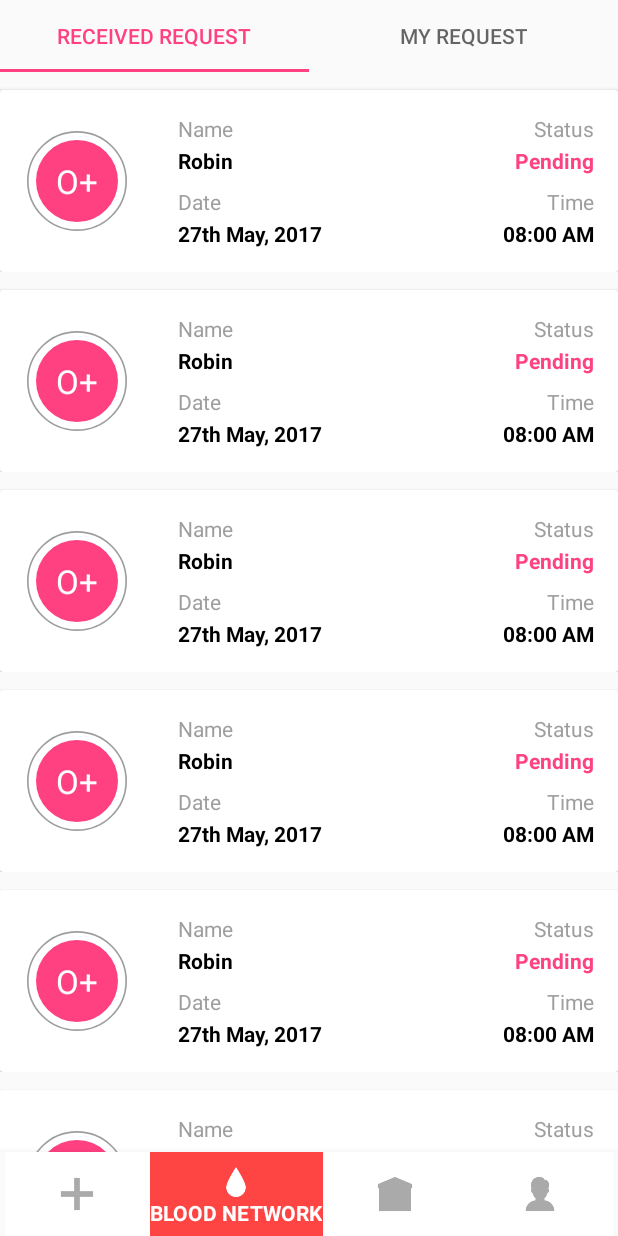
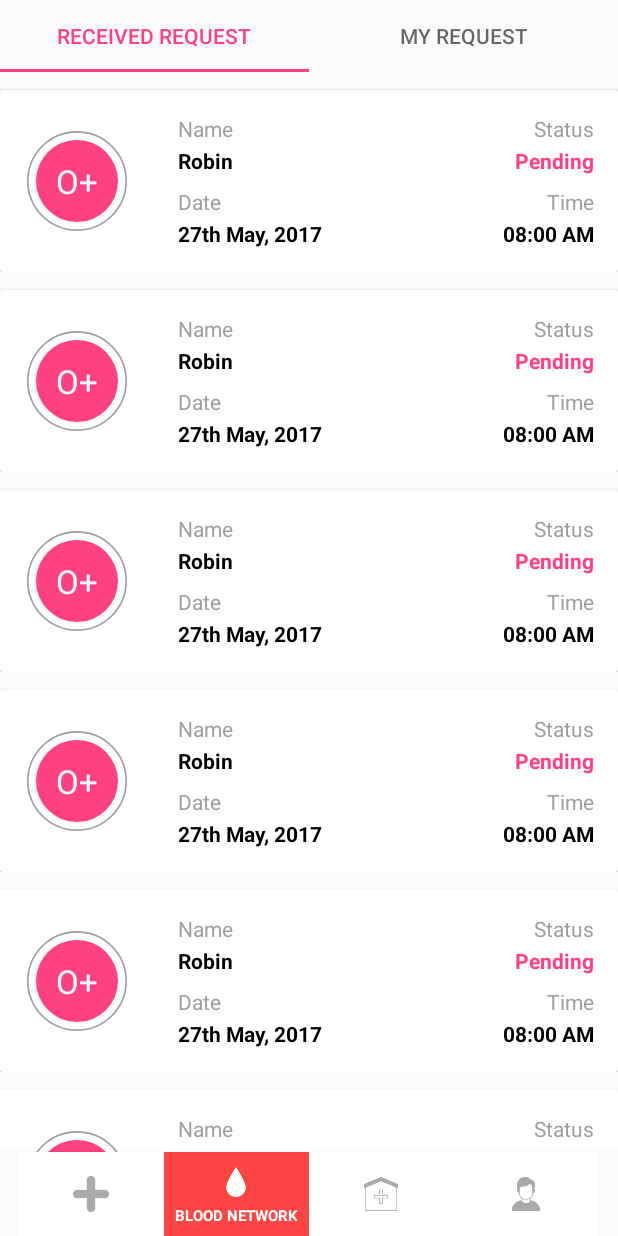
Before and after one commit to Ashu-Y/FirstAid, an Android app: the MainActivity screen opened directly, with no data from a screen before it, item 2 of the bottom bar chosen, on a phone screen of 412 x 824 dp. Run offline under Robolectric (Android 15) with nearby library versions, the phone set to English and light mode, and no system bars; our stand-ins replace CircleImageView.

Commit message:
Modified bottom icons

```diff
--- a/app/src/main/java/com/practice/android/firstaid/Activities/MainActivity.java
+++ b/app/src/main/java/com/practice/android/firstaid/Activities/MainActivity.java
@@ -28,6 +28,7 @@ public class MainActivity extends AppCompatActivity {
     private BottomNavigationView.OnNavigationItemSelectedListener mOnNavigationItemSelectedListener
             = new BottomNavigationView.OnNavigationItemSelectedListener() {
 
+
         @Override
         public boolean onNavigationItemSelected(@NonNull MenuItem item) {
 
@@ -35,20 +36,32 @@ public class MainActivity extends AppCompatActivity {
 
             switch (item.getItemId()) {
                 case R.id.navigation_firstAid:
+
+                    item.setIcon(R.drawable.menu_first_aid2);
+
                     mToolbar.setTitle(R.string.tool_first_aid);
                         selectedFragment = FirstAidFragment.newInstance();
                     break;
                 case R.id.navigation_bloodNetwork:
+
+                    item.setIcon(R.drawable.menu_blood_net2);
+
                     mToolbar.setTitle(R.string.tool_blood_network);
                     pid = R.id.navigation_bloodNetwork;
                     selectedFragment = BloodNetworkFragment.newInstance();
                     break;
                 case R.id.navigation_searchHospital:
+
+                    item.setIcon(R.drawable.menu_hospital2);
+
                     mToolbar.setTitle(R.string.tool_search_hospital);
                     pid = R.id.navigation_searchHospital;
                     selectedFragment = null;
                     return true;
                 case R.id.navigation_profile:
+
+                    item.setIcon(R.drawable.menu_profile2);
+
                     mToolbar.setTitle(R.string.tool_profile);
                     pid = R.id.navigation_profile;
                     selectedFragment = ProfileFragment.newInstance();
--- a/app/src/main/java/com/practice/android/firstaid/Activities/UserDetails.java
+++ b/app/src/main/java/com/practice/android/firstaid/Activities/UserDetails.java
@@ -85,6 +85,8 @@ public class UserDetails extends AppCompatActivity implements OnConnectionFailed
                 .build();
 
         mDatabase1 = FirebaseDatabase.getInstance().getReference("userinfo");
+
+
 
 
 
--- a/app/src/main/res/layout/activity_main.xml
+++ b/app/src/main/res/layout/activity_main.xml
@@ -33,6 +33,7 @@
         android:layout_gravity="bottom"
         android:background="?android:attr/windowBackground"
         app:itemBackground="@drawable/item_bg"
+        app:itemTextAppearance="@style/NavigationViewOwnStyle"
         app:itemIconTint="@drawable/bottom"
         app:itemTextColor="@drawable/bottom"
         app:menu="@menu/navigation"
--- a/app/src/main/res/menu/navigation.xml
+++ b/app/src/main/res/menu/navigation.xml
@@ -3,22 +3,22 @@
 
     <item
         android:id="@+id/navigation_firstAid"
-        android:icon="@drawable/plus"
+        android:icon="@drawable/menu_first_aid1"
         android:title="@string/first_aid"/>
 
     <item
         android:id="@+id/navigation_bloodNetwork"
-        android:icon="@drawable/blood_network"
+        android:icon="@drawable/menu_blood_net1"
         android:title="@string/blood_network"/>
 
     <item
         android:id="@+id/navigation_searchHospital"
-        android:icon="@drawable/search_hospital"
+        android:icon="@drawable/menu_hospital1"
         android:title="@string/search_hospital"/>
 
     <item
         android:id="@+id/navigation_profile"
-        android:icon="@drawable/profile"
+        android:icon="@drawable/menu_profile1"
         android:title="@string/profile"/>
 
 </menu>
--- a/app/src/main/res/values/dimens.xml
+++ b/app/src/main/res/values/dimens.xml
@@ -1,5 +1,9 @@
-<resources>
+<resources xmlns:tools="http://schemas.android.com/tools">
     <!-- Default screen margins, per the Android Design guidelines. -->
     <dimen name="activity_horizontal_margin">16dp</dimen>
     <dimen name="activity_vertical_margin">16dp</dimen>
+
+    <dimen name="design_bottom_navigation_text_size" tools:override="true">9sp</dimen>
+    <dimen name="design_bottom_navigation_active_text_size" tools:override="true">10sp</dimen>
+
 </resources>
--- a/app/src/main/res/values/styles.xml
+++ b/app/src/main/res/values/styles.xml
@@ -1,4 +1,4 @@
-<resources>
+<resources xmlns:tools="http://schemas.android.com/tools">
 
     <!-- Base application theme. -->
     <style name="AppTheme"
@@ -25,7 +25,11 @@
     <style name="MyToolbar">
         <item name="theme">@style/ThemeOverlay.AppCompat.Dark</item>
         <item name="android:background">?colorPrimary</item>
-        <item name="android:elevation">4dp</item>
+        <item name="android:elevation" tools:targetApi="lollipop">4dp</item>
+    </style>
+
+    <style name="NavigationViewOwnStyle">
+        <item name="android:textStyle">bold</item>
     </style>
 
 </resources>
```
Also changed, not shown: app/src/main/res/drawable/hospital.png (added), app/src/main/res/drawable/menu_blood_net1.png (added), app/src/main/res/drawable/menu_blood_net2.png (added), app/src/main/res/drawable/menu_first_aid1.png (added), app/src/main/res/drawable/menu_first_aid2.png (added), app/src/main/res/drawable/menu_hospital1.png (added), app/src/main/res/drawable/menu_hospital2.png (added), app/src/main/res/drawable/menu_profile1.png (added), app/src/main/res/drawable/menu_profile2.png (added).
